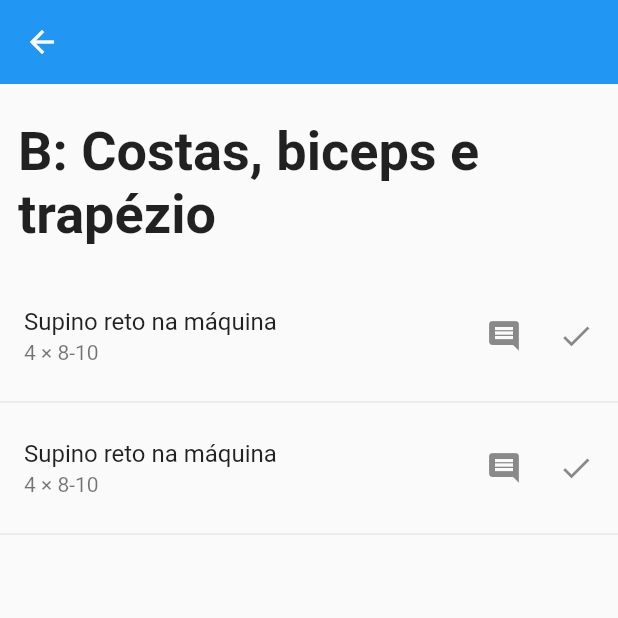
After one commit to cavico/flutter-test-fit-app, a Flutter app: the screen it shows after launch, after a tap on an icon or button, on a phone screen of 412 x 824 dp, the top half of it. The commit adds this screen. Run offline on Flutter 3.47's test engine with Material 2 defaults, Android fonts, the phone set to English and light mode, and no system bars.

Commit message:
feat: created workout detail page

```diff
--- a/lib/home/screens/home_screen.dart
+++ b/lib/home/screens/home_screen.dart
@@ -1,9 +1,9 @@
 import 'package:flutter/material.dart';
-import 'package:flutter_test_fit_app/workout_list/widgets/widgets.dart';
+import 'package:flutter_test_fit_app/workout/widgets/widgets.dart';
 
 class HomeScreen extends StatelessWidget {
   const HomeScreen({Key? key}) : super(key: key);
-  final _customDivider = const Divider(thickness: 3);
+  // final _customDivider = ;
   final _customContainerPadding = const EdgeInsets.symmetric(vertical: 10);
   final _headingStyle = const TextStyle(
     fontStyle: FontStyle.normal,
@@ -17,11 +17,13 @@ class HomeScreen extends StatelessWidget {
       body: ListView(
         children: [
           workoutBlock('Workout', const WorkoutListWidget()),
-          _customDivider,
+          _customDivider(),
         ],
       ),
     );
   }
+
+  Divider _customDivider() => const Divider(thickness: 3);
 
   Container workoutBlock(headingText, widgetBody) {
     return Container(
@@ -30,7 +32,7 @@ class HomeScreen extends StatelessWidget {
         crossAxisAlignment: CrossAxisAlignment.start,
         children: [
           Padding(
-            padding: const EdgeInsets.symmetric(horizontal: 10),
+            padding: const EdgeInsets.symmetric(horizontal: 12),
             child: Text(headingText, style: _headingStyle),
           ),
           widgetBody,
--- /dev/null
+++ b/lib/workout/domain/workout_domain.dart
@@ -0,0 +1,3 @@
+export 'models/workout_model.dart';
+export 'repository/workout_repository.dart';
+export 'services/workout_service.dart';
--- /dev/null
+++ b/lib/workout/index.dart
@@ -0,0 +1,4 @@
+export 'domain/workout_domain.dart';
+export 'providers/providers.dart';
+export 'screens/screens.dart';
+export 'widgets/widgets.dart';
--- /dev/null
+++ b/lib/workout/providers/providers.dart
@@ -0,0 +1 @@
+export 'workout_provider.dart';
--- /dev/null
+++ b/lib/workout/providers/workout_provider.dart
@@ -0,0 +1 @@
+class WorkoutProvider {}
--- /dev/null
+++ b/lib/workout/screens/screens.dart
@@ -0,0 +1 @@
+export 'workout_screen.dart';
--- /dev/null
+++ b/lib/workout/screens/workout_screen.dart
@@ -0,0 +1,65 @@
+import 'package:flutter/material.dart';
+
+class WorkoutScreen extends StatelessWidget {
+  const WorkoutScreen({Key? key}) : super(key: key);
+
+  final _headingStyle = const TextStyle(
+    fontStyle: FontStyle.normal,
+    fontWeight: FontWeight.bold,
+    fontSize: 36,
+  );
+
+  @override
+  Widget build(BuildContext context) {
+    return Scaffold(
+      appBar: AppBar(
+        shadowColor: Colors.transparent,
+      ),
+      body: Column(
+        crossAxisAlignment: CrossAxisAlignment.start,
+        children: [
+          Padding(
+            padding: const EdgeInsets.symmetric(horizontal: 12, vertical: 24),
+            child: Text('B: Costas, biceps e trapézio', style: _headingStyle),
+          ),
+          ListTile(
+            title: const Text('Supino reto na máquina'),
+            subtitle: const Text('4 × 8-10'),
+            trailing: Wrap(
+              spacing: 24,
+              children: const <Widget>[
+                Icon(
+                  Icons.comment,
+                  semanticLabel: 'Add notes',
+                ),
+                Icon(
+                  Icons.check,
+                  semanticLabel: 'Complete',
+                ),
+              ],
+            ),
+          ),
+          const Divider(),
+          ListTile(
+            title: const Text('Supino reto na máquina'),
+            subtitle: const Text('4 × 8-10'),
+            trailing: Wrap(
+              spacing: 24,
+              children: const <Widget>[
+                Icon(
+                  Icons.comment,
+                  semanticLabel: 'Add notes',
+                ),
+                Icon(
+                  Icons.check,
+                  semanticLabel: 'Complete',
+                ),
+              ],
+            ),
+          ),
+          const Divider(),
+        ],
+      ),
+    );
+  }
+}
--- a/lib/workout_list/widgets/widgets.dart
+++ b/lib/workout/widgets/widgets.dart
@@ -1 +1,2 @@
+export 'workout_widget.dart';
 export 'workout_list_widget.dart';
--- /dev/null
+++ b/lib/workout/widgets/workout_list_widget.dart
@@ -0,0 +1,63 @@
+import 'package:flutter/material.dart';
+import 'package:flutter_test_fit_app/workout/index.dart';
+
+class WorkoutListWidget extends StatelessWidget {
+  const WorkoutListWidget({Key? key}) : super(key: key);
+  final _workoutLetterStyle = const TextStyle(
+    fontWeight: FontWeight.bold,
+    fontSize: 18,
+  );
+
+  SizedBox workoutCard(
+    context,
+    String _workoutKey,
+    String _workoutDescription,
+  ) {
+    return SizedBox(
+      width: 180,
+      child: Card(
+        child: InkWell(
+          onTap: () {
+            Navigator.push(
+              context,
+              MaterialPageRoute(builder: (context) => const WorkoutScreen()),
+            );
+          },
+          child: Padding(
+            padding: const EdgeInsets.all(10),
+            child: Column(
+              crossAxisAlignment: CrossAxisAlignment.start,
+              children: [
+                Padding(
+                  padding: const EdgeInsets.fromLTRB(0, 0, 0, 10),
+                  child: Text(
+                    _workoutKey,
+                    style: _workoutLetterStyle,
+                  ),
+                ),
+                Text(_workoutDescription),
+              ],
+            ),
+          ),
+        ),
+      ),
+    );
+  }
+
+  @override
+  Widget build(BuildContext context) {
+    return Container(
+      margin: const EdgeInsets.fromLTRB(0, 10, 0, 0),
+      height: 110,
+      child: ListView(
+        padding: const EdgeInsets.symmetric(horizontal: 12),
+        scrollDirection: Axis.horizontal,
+        children: <Widget>[
+          workoutCard(context, 'A', 'Peitoral, ombros e triceps'),
+          workoutCard(context, 'B', 'Costas, biceps e trapézio'),
+          workoutCard(context, 'C', 'Pernas e abdomen'),
+        ],
+      ),
+    );
+  }
+}
--- a/lib/workout_list/index.dart
+++ /dev/null
@@ -1 +0,0 @@
-export 'widgets/widgets.dart';
```
Also changed, not shown: lib/home.dart (deleted, +0 -86 lines), lib/workout/domain/models/workout_model.dart (added, +30 -0 lines), lib/workout/domain/repository/workout_repository.dart (added, +8 -0 lines), lib/workout/domain/services/workout_service.dart (added, +27 -0 lines), lib/workout/widgets/workout_widget.dart (added, +14 -0 lines), lib/workout_list/widgets/workout_list_widget.dart (deleted, +0 -50 lines).
